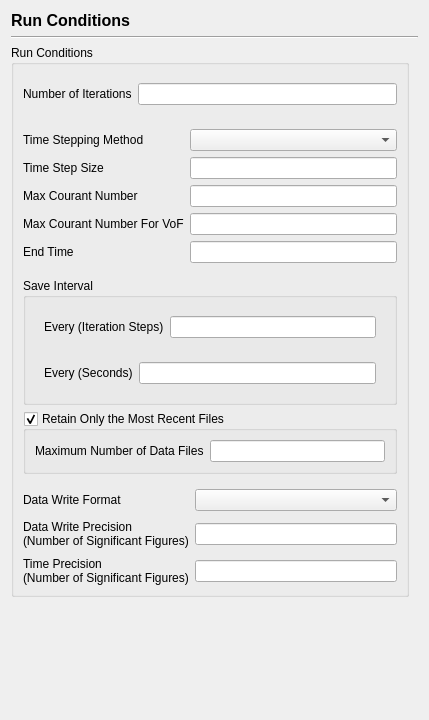
Before: the Qt Designer form baramFlow/view/solution/run_conditions/run_conditions_page.ui in nextfoam/baram, drawn with Qt 5.
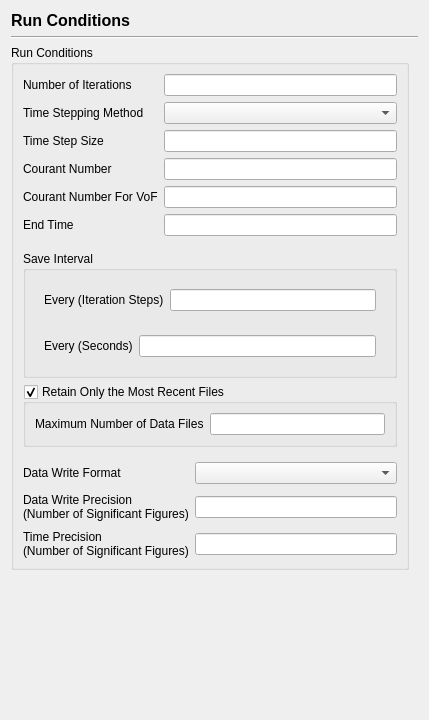
After: the same form once the commit is applied. Custom widgets are drawn as their Qt base class.

The edit to the form file:
```diff
--- a/baramFlow/view/solution/run_conditions/run_conditions_page.ui
+++ b/baramFlow/view/solution/run_conditions/run_conditions_page.ui
@@ -89,89 +89,80 @@
            <number>0</number>
           </property>
           <item>
-           <widget class="QWidget" name="steadyConditions" native="true">
-            <layout class="QFormLayout" name="formLayout_3">
-             <property name="leftMargin">
-              <number>0</number>
-             </property>
-             <property name="rightMargin">
-              <number>0</number>
-             </property>
-             <item row="0" column="0">
-              <widget class="QLabel" name="label">
-               <property name="text">
-                <string>Number of Iterations</string>
-               </property>
-              </widget>
-             </item>
-             <item row="0" column="1">
-              <widget class="QLineEdit" name="numberOfIterations"/>
-             </item>
-            </layout>
-           </widget>
-          </item>
-          <item>
-           <widget class="QWidget" name="transientConditions" native="true">
-            <layout class="QFormLayout" name="timeConditionLayout">
+           <widget class="QWidget" name="iterationConditions" native="true">
+            <layout class="QFormLayout" name="iterationConditionsLayout">
              <property name="rowWrapPolicy">
               <enum>QFormLayout::WrapLongRows</enum>
              </property>
              <property name="leftMargin">
               <number>0</number>
              </property>
+             <property name="topMargin">
+              <number>0</number>
+             </property>
              <property name="rightMargin">
               <number>0</number>
              </property>
-             <item row="0" column="0">
+             <item row="1" column="0">
               <widget class="QLabel" name="label_2">
                <property name="text">
                 <string>Time Stepping Method</string>
                </property>
               </widget>
              </item>
-             <item row="0" column="1">
-              <widget class="QComboBox" name="timeSteppingMethod"/>
+             <item row="1" column="1">
+              <widget class="EnumComboBox" name="timeSteppingMethod"/>
              </item>
-             <item row="1" column="0">
+             <item row="2" column="0">
               <widget class="QLabel" name="label_3">
                <property name="text">
                 <string>Time Step Size</string>
                </property>
               </widget>
              </item>
-             <item row="1" column="1">
+             <item row="2" column="1">
               <widget class="QLineEdit" name="timeStepSize"/>
              </item>
-             <item row="2" column="0">
+             <item row="3" column="0">
               <widget class="QLabel" name="label_13">
                <property name="text">
-                <string>Max Courant Number</string>
+                <string>Courant Number</string>
                </property>
               </widget>
              </item>
-             <item row="2" column="1">
+             <item row="3" column="1">
               <widget class="QLineEdit" name="maxCourantNumber"/>
              </item>
-             <item row="3" column="0">
-              <widget class="QLabel" name="label_14">
-               <property name="text">
-                <string>Max Courant Number For VoF</string>
-               </property>
-              </widget>
-             </item>
              <item row="4" column="0">
+              <widget class="QLabel" name="label_14">
+               <property name="text">
+                <string>Courant Number For VoF</string>
+               </property>
+              </widget>
+             </item>
+             <item row="5" column="0">
               <widget class="QLabel" name="label_4">
                <property name="text">
                 <string>End Time</string>
                </property>
               </widget>
              </item>
-             <item row="4" column="1">
+             <item row="5" column="1">
               <widget class="QLineEdit" name="endTime"/>
              </item>
-             <item row="3" column="1">
+             <item row="4" column="1">
               <widget class="QLineEdit" name="maxCourantNumberForVoF"/>
              </item>
+             <item row="0" column="0">
+              <widget class="QLabel" name="label">
+               <property name="text">
+                <string>Number of Iterations</string>
+               </property>
+              </widget>
+             </item>
+             <item row="0" column="1">
+              <widget class="QLineEdit" name="numberOfIterations"/>
+             </item>
             </layout>
            </widget>
           </item>
@@ -316,6 +307,13 @@
    </item>
   </layout>
  </widget>
+ <customwidgets>
+  <customwidget>
+   <class>EnumComboBox</class>
+   <extends>QComboBox</extends>
+   <header>widgets.enum_combo_box</header>
+  </customwidget>
+ </customwidgets>
  <tabstops>
   <tabstop>numberOfIterations</tabstop>
   <tabstop>timeSteppingMethod</tabstop>
```
Left out of the diff: 3 changed lines with no effect on the pictures.
